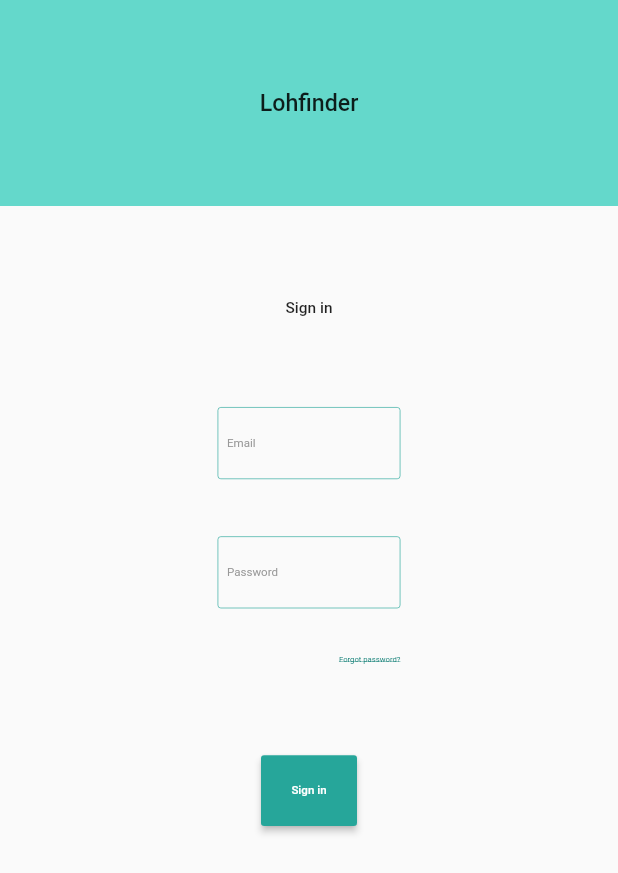
After one commit to Lohyna-international/lohfinder-frontend, a Flutter app: the SignInScreen screen opened by its route, on a phone screen of 412 x 824 dp. The commit adds this screen. Shown: the top 873 px of the screen. Run offline on Flutter 3.47's test engine with Material 2 defaults, Android fonts, the phone set to English and light mode, and no system bars; our stand-ins replace equatable, flutter_bloc, flutter_screenutil.

Commit message:
[LFND-62] implements sign in screen UI

```diff
--- a/lib/presentation/app.dart
+++ b/lib/presentation/app.dart
@@ -4,6 +4,7 @@ import 'package:flutter_screenutil/flutter_screenutil.dart';
 import 'package:lohfinder_frontend/data/api/categories/mock_categories_service.dart';
 import 'package:lohfinder_frontend/domain/blocs/sign_up/sign_up_step_three_bloc/bloc.dart';
 import 'package:lohfinder_frontend/domain/repositories/categories_repository.dart';
+import 'package:lohfinder_frontend/presentation/styles/lf_theme.dart';
 
 import 'routes/route_generator.dart';
 import 'screens/welcome/welcome_screen.dart';
@@ -19,10 +20,11 @@ class App extends StatelessWidget {
           providers: _blocProviders(),
           child: ScreenUtilInit(
             designSize: DesignConfig.size,
-            builder: () => const MaterialApp(
+            builder: () => MaterialApp(
               title: 'Lohfinder',
               initialRoute: WelcomeScreen.route,
               onGenerateRoute: RouteGenerator.generateRoute,
+              theme: LFTheme.theme,
               debugShowCheckedModeBanner: false,
             ),
           ),
--- a/lib/presentation/routes/route_generator.dart
+++ b/lib/presentation/routes/route_generator.dart
@@ -1,5 +1,6 @@
 import 'package:flutter/material.dart';
 import 'package:lohfinder_frontend/presentation/screens/home/home_screen.dart';
+import 'package:lohfinder_frontend/presentation/screens/sign_in/sign_in_screen.dart';
 import 'package:lohfinder_frontend/presentation/screens/sign_up/sign_up_step_one_screen.dart';
 import 'package:lohfinder_frontend/presentation/screens/sign_up/sign_up_step_three_screen.dart';
 import 'package:lohfinder_frontend/presentation/screens/sign_up/sign_up_step_two_screen.dart';
@@ -12,6 +13,8 @@ class RouteGenerator {
     switch (settings.name) {
       case HomeScreen.route:
         return MaterialPageRoute(builder: (_) => const HomeScreen());
+      case SignInScreen.route:
+        return MaterialPageRoute(builder: (_) => const SignInScreen());
       case SignUpStepOneScreen.route:
         return MaterialPageRoute(builder: (_) => const SignUpStepOneScreen());
       case SignUpStepTwoScreen.route:
--- /dev/null
+++ b/lib/presentation/screens/sign_in/sign_in_screen.dart
@@ -0,0 +1,90 @@
+import 'package:flutter/material.dart';
+import 'package:flutter_screenutil/flutter_screenutil.dart';
+import 'package:lohfinder_frontend/presentation/styles/lf_colors.dart';
+import 'package:lohfinder_frontend/presentation/widgets/lf_button.dart';
+import 'package:lohfinder_frontend/presentation/widgets/lf_header.dart';
+import 'package:lohfinder_frontend/presentation/widgets/lf_text_field.dart';
+
+class SignInScreen extends StatefulWidget {
+  static const String route = '/sign_in';
+
+  const SignInScreen({Key? key}) : super(key: key);
+
+  @override
+  _SignInScreenState createState() => _SignInScreenState();
+}
+
+class _SignInScreenState extends State<SignInScreen> {
+  final TextEditingController _emailController = TextEditingController();
+  final TextEditingController _passwordController = TextEditingController();
+
+  @override
+  Widget build(BuildContext context) => buildUI();
+
+  Widget buildUI() => Scaffold(
+        body: Column(
+          children: [
+            const LFHeader(),
+            SizedBox(height: 80.h),
+            _title(),
+            SizedBox(height: 80.h),
+            _fields(),
+            SizedBox(height: 80.h),
+            _signInButton(),
+          ],
+        ),
+      );
+
+  Widget _title() => Text(
+        'Sign in',
+        style: TextStyle(fontSize: 48.sp, fontWeight: FontWeight.w500),
+      );
+
+  Widget _fields() => Padding(
+        padding: EdgeInsets.symmetric(horizontal: 676.w),
+        child: Column(
+          mainAxisSize: MainAxisSize.min,
+          children: [
+            _emailField(),
+            SizedBox(height: 50.h),
+            _passwordField(),
+            SizedBox(height: 40.h),
+            _forgotPassword(),
+          ],
+        ),
+      );
+
+  Widget _emailField() => LFTextField(
+        controller: _emailController,
+        onChanged: (_) {},
+        hintText: 'Email',
+      );
+
+  Widget _passwordField() => LFTextField(
+        controller: _passwordController,
+        onChanged: (_) {},
+        hintText: 'Password',
+        obscureText: true,
+      );
+
+  Widget _forgotPassword() => Align(
+        alignment: Alignment.centerRight,
+        child: InkWell(
+          onTap: _onForgotPasswordTap,
+          child: Text(
+            'Forgot password?',
+            style: TextStyle(
+              fontSize: 24.sp,
+              color: LFColors.primaryDark,
+              decoration: TextDecoration.underline,
+            ),
+          ),
+        ),
+      );
+
+  void _onForgotPasswordTap() {}
+
+  Widget _signInButton() => LFButton(onPressed: _signIn, text: 'Sign in');
+
+  void _signIn() {}
+}
--- a/lib/presentation/screens/welcome/welcome_screen.dart
+++ b/lib/presentation/screens/welcome/welcome_screen.dart
@@ -1,5 +1,6 @@
 import 'package:flutter/material.dart';
 import 'package:flutter_screenutil/flutter_screenutil.dart';
+import 'package:lohfinder_frontend/presentation/screens/sign_in/sign_in_screen.dart';
 import 'package:lohfinder_frontend/presentation/screens/sign_up/sign_up_step_one_screen.dart';
 import 'package:lohfinder_frontend/presentation/styles/lf_colors.dart';
 
@@ -28,7 +29,7 @@ class WelcomeScreen extends StatelessWidget {
               _accountText(
                 introText: 'Or maybe you already have an account? Then, ',
                 signText: 'Sign in',
-                onTap: _onSignInTap,
+                onTap: () => _onSignInTap(context),
               ),
             ],
           ),
@@ -75,9 +76,6 @@ class WelcomeScreen extends StatelessWidget {
                 decoration: TextDecoration.underline,
               ),
             ),
-            splashColor: Colors.transparent,
-            hoverColor: Colors.transparent,
-            highlightColor: Colors.transparent,
           ),
         ],
       );
@@ -86,5 +84,7 @@ class WelcomeScreen extends StatelessWidget {
     Navigator.pushNamed(context, SignUpStepOneScreen.route);
   }
 
-  void _onSignInTap() {}
+  void _onSignInTap(BuildContext context) {
+    Navigator.pushNamed(context, SignInScreen.route);
+  }
 }
--- /dev/null
+++ b/lib/presentation/styles/lf_theme.dart
@@ -0,0 +1,9 @@
+import 'package:flutter/material.dart';
+
+class LFTheme {
+  static final ThemeData theme = ThemeData(
+    splashColor: Colors.transparent,
+    hoverColor: Colors.transparent,
+    highlightColor: Colors.transparent,
+  );
+}
```
